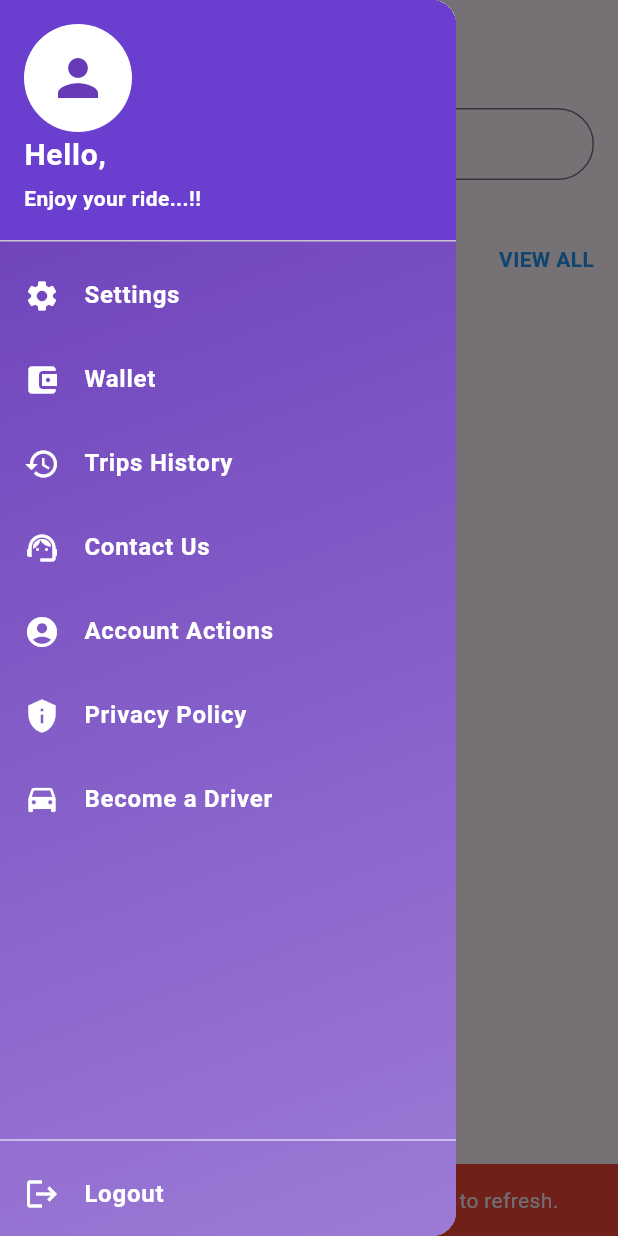
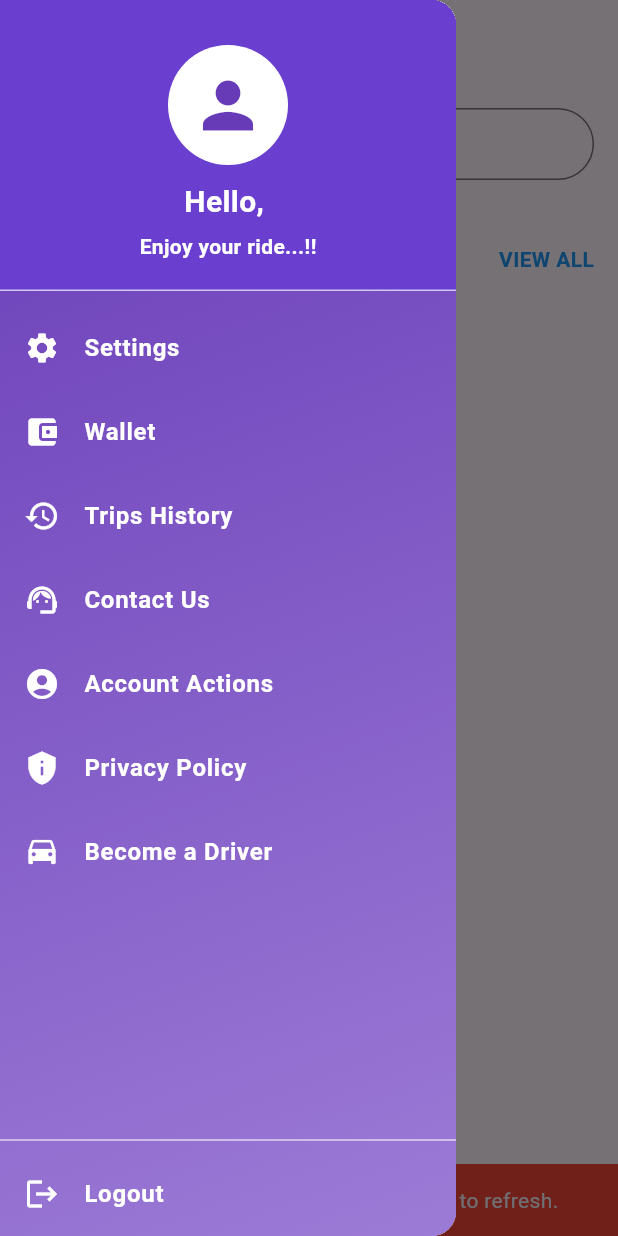
Before and after one commit to hammad-shahid55/my_SwiftRide, a Flutter app: the HomeScreen screen opened directly, with the side drawer open, on a phone screen of 412 x 824 dp. Run offline on Flutter 3.47's test engine with Material 3 defaults, Android fonts, the phone set to English and light mode, and no system bars; our stand-ins replace animated_text_kit, connectivity_plus, geocoding, geolocator, google_maps_flutter, image_picker and 5 more; missing offline and left inert: flutter_polyline_points, flutter_stripe, google_maps_webservice, google_place; accounts and stored records are empty.

Commit message:
fix: drawer

```diff
--- a/lib/Widgets/app_drawer.dart
+++ b/lib/Widgets/app_drawer.dart
@@ -32,15 +32,28 @@ class AppDrawer extends StatelessWidget {
         ),
         child: Column(
           children: [
-            Expanded(
-              child: ListView(
-                padding: EdgeInsets.zero,
-                children: [
-                  UserAccountsDrawerHeader(
+            // Custom centered header
+            Container(
+              padding: const EdgeInsets.all(20),
+              width: double.infinity,
               decoration: const BoxDecoration(
                 color: Color.fromARGB(255, 106, 63, 207),
               ),
-                    accountName: Text(
+              child: Column(
+                mainAxisAlignment: MainAxisAlignment.center,
+                children: [
+                  const SizedBox(height: 10),
+                  const CircleAvatar(
+                    radius: 40,
+                    backgroundColor: Colors.white,
+                    child: Icon(
+                      Icons.person,
+                      color: Colors.deepPurple,
+                      size: 50,
+                    ),
+                  ),
+                  const SizedBox(height: 10),
+                  Text(
                     'Hello, $userName',
                     style: const TextStyle(
                       fontSize: 20,
@@ -48,22 +61,27 @@ class AppDrawer extends StatelessWidget {
                       color: Colors.white,
                     ),
                   ),
-                    accountEmail: const Text(
+                  const SizedBox(height: 5),
+                  const Text(
                     "Enjoy your ride...!!",
                     style: TextStyle(
+                      fontWeight: FontWeight.bold,
                       color: Colors.white,
-                        fontWeight: FontWeight.bold,
                     ),
                   ),
-                    currentAccountPicture: const CircleAvatar(
-                      backgroundColor: Colors.white,
-                      child: Icon(
-                        Icons.person,
-                        color: Colors.deepPurple,
-                        size: 40,
+                ],
               ),
             ),
-                  ),
+
+            // Divider below header
+            const Divider(color: Colors.white70, thickness: 1, height: 0),
+
+            const SizedBox(height: 10),
+
+            Expanded(
+              child: ListView(
+                padding: EdgeInsets.zero,
+                children: [
                   ListTile(
                     leading: const Icon(Icons.settings, color: Colors.white),
                     title: const Text(
@@ -153,7 +171,8 @@ class AppDrawer extends StatelessWidget {
                 ],
               ),
             ),
-            const Divider(color: Colors.white70),
+
+            const Divider(color: Colors.white70, thickness: 1),
             ListTile(
               leading: const Icon(Icons.logout, color: Colors.white),
               title: const Text(
```
Lines whose indentation alone changed are shown as unchanged.
